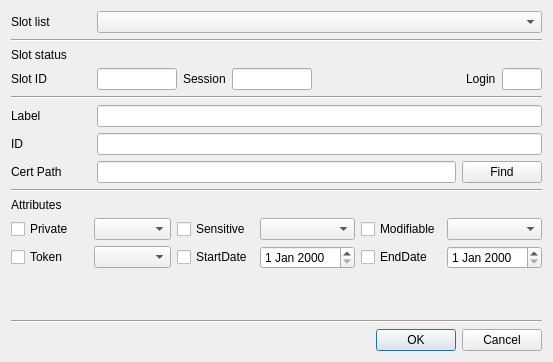
The window that CryptokiMan/import_cert_dlg.ui (jykim74/CryptokiMan) describes before a commit, drawn with Qt 5.
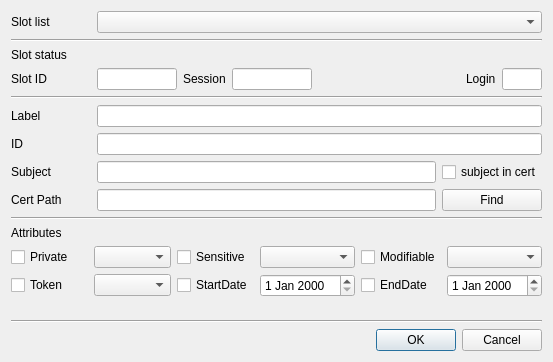
The same window after the commit.

Commit message: UI 개선

```diff
--- a/CryptokiMan/import_cert_dlg.ui
+++ b/CryptokiMan/import_cert_dlg.ui
@@ -144,6 +144,13 @@
    </item>
    <item>
     <layout class="QGridLayout" name="gridLayout_2">
+     <item row="3" column="2">
+      <widget class="QPushButton" name="mFindBtn">
+       <property name="text">
+        <string>Find</string>
+       </property>
+      </widget>
+     </item>
      <item row="1" column="0">
       <widget class="QLabel" name="label_5">
        <property name="text">
@@ -151,9 +158,12 @@
        </property>
       </widget>
      </item>
-     <item row="2" column="1">
+     <item row="3" column="1">
       <widget class="QLineEdit" name="mCertPathText"/>
      </item>
+     <item row="1" column="1" colspan="2">
+      <widget class="QLineEdit" name="mIDText"/>
+     </item>
      <item row="0" column="0">
       <widget class="QLabel" name="label_4">
        <property name="minimumSize">
@@ -167,26 +177,33 @@
        </property>
       </widget>
      </item>
-     <item row="2" column="0">
+     <item row="3" column="0">
       <widget class="QLabel" name="label_6">
        <property name="text">
         <string>Cert Path</string>
        </property>
       </widget>
      </item>
-     <item row="2" column="2">
-      <widget class="QPushButton" name="mFindBtn">
-       <property name="text">
-        <string>Find</string>
-       </property>
-      </widget>
-     </item>
-     <item row="1" column="1" colspan="2">
-      <widget class="QLineEdit" name="mIDText"/>
-     </item>
      <item row="0" column="1" colspan="2">
       <widget class="QLineEdit" name="mLabelText"/>
      </item>
+     <item row="2" column="0">
+      <widget class="QLabel" name="label_10">
+       <property name="text">
+        <string>Subject</string>
+       </property>
+      </widget>
+     </item>
+     <item row="2" column="1">
+      <widget class="QLineEdit" name="mSubjectText"/>
+     </item>
+     <item row="2" column="2">
+      <widget class="QCheckBox" name="mSubjectInCertCheck">
+       <property name="text">
+        <string>subject in cert</string>
+       </property>
+      </widget>
+     </item>
     </layout>
    </item>
    <item>
```
The commit also changes 7 other files.
